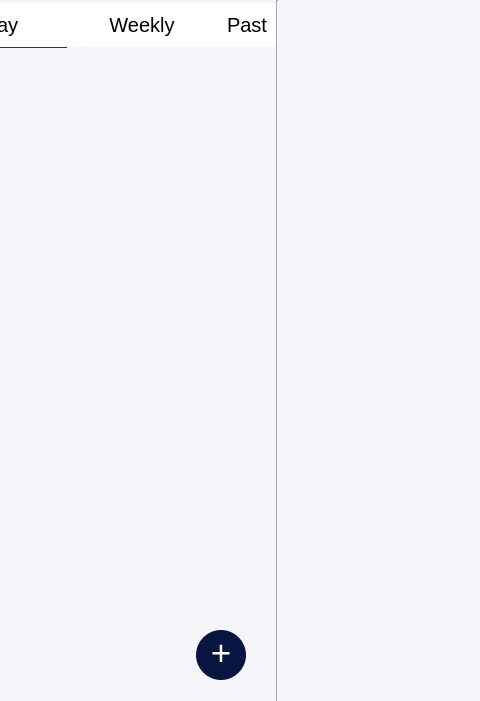
Qt form ui/home.ui (teokafor/simple-goals) before a commit; both pictures show x 234 to 714 and y 0 to 701 of the 1000 by 701 pixel window.
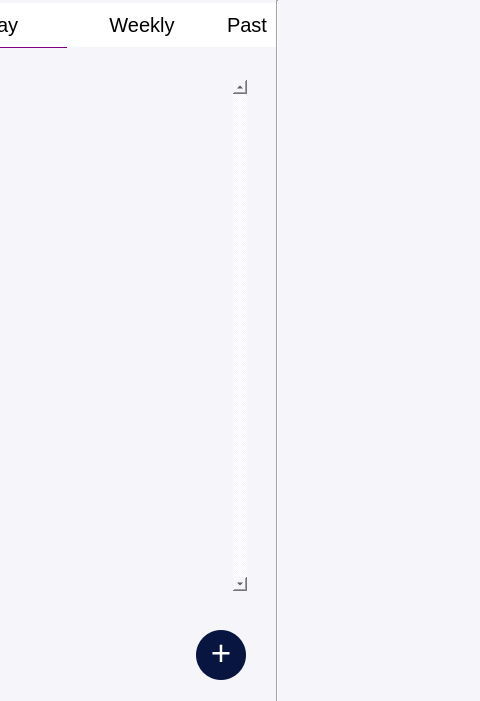
The same form after that commit.

Commit message: first changes to user interface

The edit to the form file:
```diff
--- a/ui/home.ui
+++ b/ui/home.ui
@@ -239,6 +239,9 @@
      <property name="frameShape">
       <enum>QFrame::NoFrame</enum>
      </property>
+     <property name="verticalScrollBarPolicy">
+      <enum>Qt::ScrollBarAlwaysOn</enum>
+     </property>
      <property name="widgetResizable">
       <bool>true</bool>
      </property>
@@ -247,7 +250,7 @@
        <rect>
         <x>0</x>
         <y>0</y>
-        <width>451</width>
+        <width>434</width>
         <height>511</height>
        </rect>
       </property>
```
Left out of the diff: 5 changed lines with no effect on the pictures. The commit also changes 5 other files.
